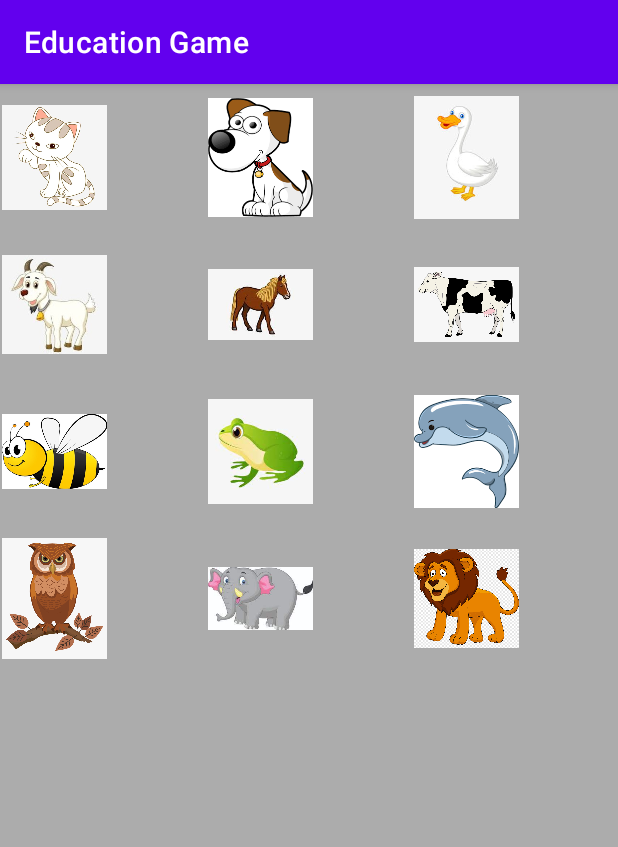
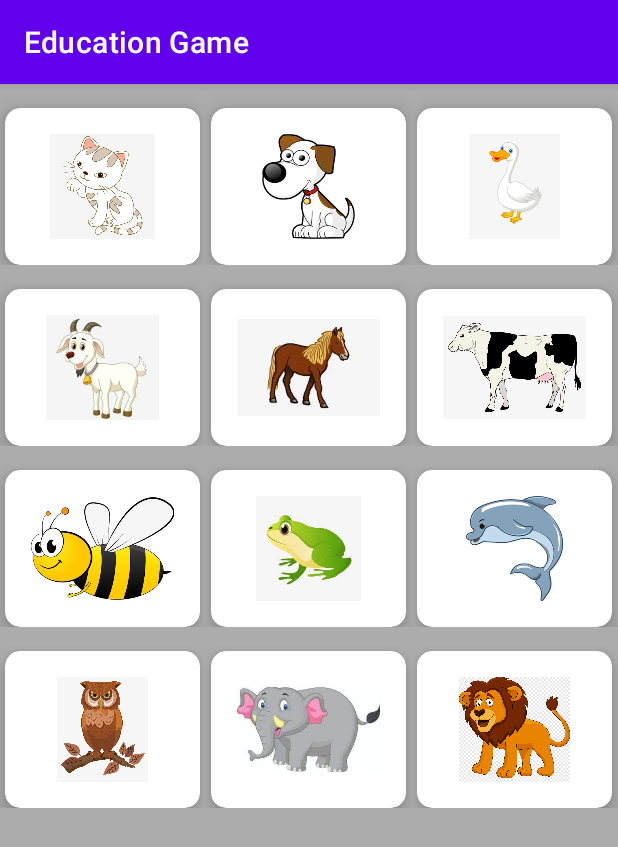
Before and after one commit to Aula-Faridah/Mini_Project, an Android app: the AnimalActivity screen opened directly, with no data from a screen before it, on a phone screen of 412 x 824 dp. Shown: the top 847 px of the screen. Run offline under Robolectric (Android 15) with nearby library versions, the phone set to English and light mode, and no system bars.

Commit message:
layout data

```diff
--- a/app/src/main/res/layout/layout_data.xml
+++ b/app/src/main/res/layout/layout_data.xml
@@ -1,15 +1,32 @@
 <?xml version="1.0" encoding="utf-8"?>
 <LinearLayout xmlns:android="http://schemas.android.com/apk/res/android"
     xmlns:tools="http://schemas.android.com/tools"
+    xmlns:app="http://schemas.android.com/apk/res-auto"
     android:layout_width="match_parent"
     android:layout_height="wrap_content"
     android:orientation="vertical">
 
-    <ImageView
-        android:id="@+id/img_item_photo"
-        android:layout_width="70dp"
-        android:layout_height="95dp"
-        android:layout_margin="1dp"
-        android:scaleType="fitCenter"
-        tools:src="@color/white" />
+    <androidx.cardview.widget.CardView
+        android:layout_width="wrap_content"
+        android:layout_height="wrap_content"
+        app:cardElevation="8dp"
+        app:cardCornerRadius="10dp"
+        android:layout_marginLeft="3dp"
+        android:layout_marginRight="2dp"
+        android:layout_marginTop= "16dp">
+
+        <LinearLayout
+            android:layout_gravity = "center_horizontal|center_vertical"
+            android:layout_margin = "16dp"
+            android:layout_width = "wrap_content"
+            android:layout_height = "wrap_content">
+            <ImageView
+                android:id="@+id/img_item_photo"
+                android:layout_height="70dp"
+                android:layout_width="95dp"
+                android:layout_margin="1dp"
+                android:scaleType="fitCenter"
+                tools:src="@color/white" />
+        </LinearLayout>
+    </androidx.cardview.widget.CardView>
 </LinearLayout>
```
